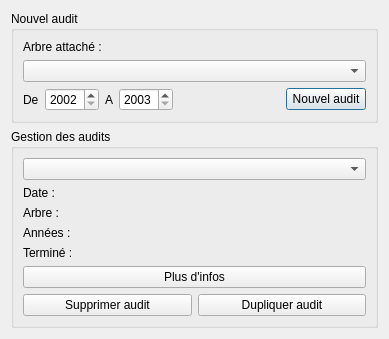
Old version of the form dialogmanageaudits.ui in the repository GiPiLab/ProtonClassicSuite.
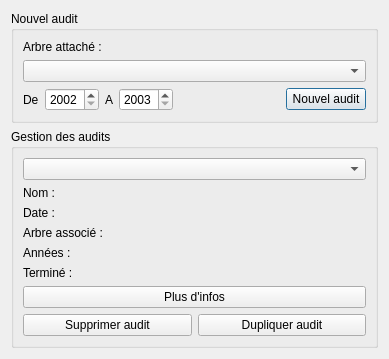
New version of the form.

```diff
--- a/dialogmanageaudits.ui
+++ b/dialogmanageaudits.ui
@@ -113,14 +113,14 @@
         <property name="fieldGrowthPolicy">
          <enum>QFormLayout::AllNonFixedFieldsGrow</enum>
         </property>
-        <item row="0" column="0">
+        <item row="1" column="0">
          <widget class="QLabel" name="label_3">
           <property name="text">
            <string>Date :</string>
           </property>
          </widget>
         </item>
-        <item row="0" column="1">
+        <item row="1" column="1">
          <widget class="QLabel" name="labelDate">
           <property name="text">
            <string/>
@@ -130,14 +130,14 @@
           </property>
          </widget>
         </item>
-        <item row="1" column="0">
+        <item row="2" column="0">
          <widget class="QLabel" name="label_5">
           <property name="text">
-           <string>Arbre :</string>
+           <string>Arbre associé :</string>
           </property>
          </widget>
         </item>
-        <item row="1" column="1">
+        <item row="2" column="1">
          <widget class="QLabel" name="labelTree">
           <property name="text">
            <string/>
@@ -150,14 +150,14 @@
           </property>
          </widget>
         </item>
-        <item row="2" column="0">
+        <item row="3" column="0">
          <widget class="QLabel" name="label_7">
           <property name="text">
            <string>Années :</string>
           </property>
          </widget>
         </item>
-        <item row="2" column="1">
+        <item row="3" column="1">
          <widget class="QLabel" name="labelYears">
           <property name="text">
            <string/>
@@ -170,14 +170,14 @@
           </property>
          </widget>
         </item>
-        <item row="3" column="0">
+        <item row="4" column="0">
          <widget class="QLabel" name="label_9">
           <property name="text">
            <string>Terminé :</string>
           </property>
          </widget>
         </item>
-        <item row="3" column="1">
+        <item row="4" column="1">
          <widget class="QLabel" name="labelFinished">
           <property name="text">
            <string/>
@@ -187,6 +187,23 @@
           </property>
          </widget>
         </item>
+        <item row="0" column="0">
+         <widget class="QLabel" name="label_6">
+          <property name="text">
+           <string>Nom : </string>
+          </property>
+         </widget>
+        </item>
+        <item row="0" column="1">
+         <widget class="QLabel" name="labelName">
+          <property name="text">
+           <string/>
+          </property>
+          <property name="alignment">
+           <set>Qt::AlignRight|Qt::AlignTrailing|Qt::AlignVCenter</set>
+          </property>
+         </widget>
+        </item>
        </layout>
       </item>
       <item row="2" column="0" colspan="2">
```
